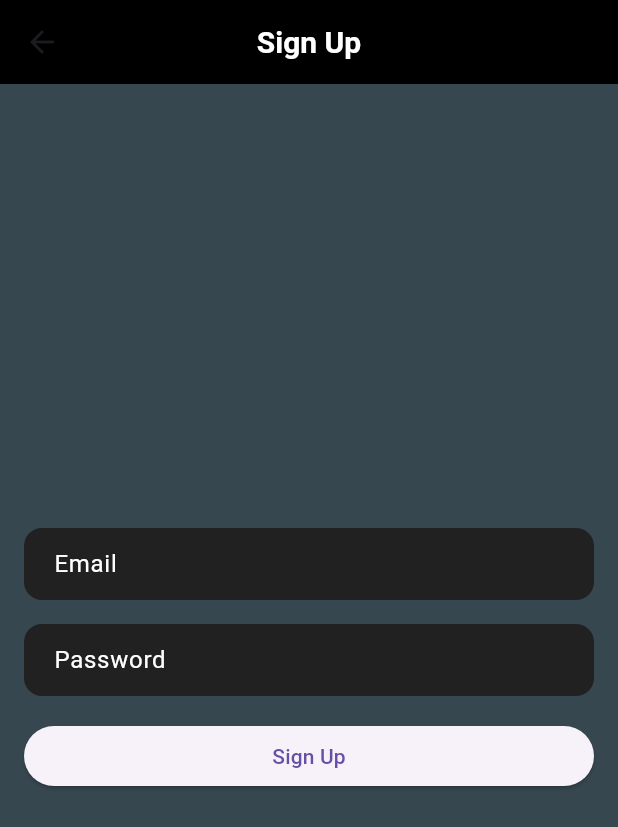
After one commit to TrZXion/FundX, a Flutter app: the SignUpPage screen opened by its route, on a phone screen of 412 x 824 dp. The commit adds this screen. Shown: the top 827 px of the screen. Run offline on Flutter 3.47's test engine with Material 3 defaults, Android fonts, the light colour scheme and no system bars; our stand-ins replace flutter_svg, shared_preferences; accounts and stored records are empty; network calls fail; Roboto replaces fonts that are missing (Poppins).

Commit message:
Signup,signin,stock-list

```diff
--- /dev/null
+++ b/lib/pages/signup.dart
@@ -0,0 +1,120 @@
+import 'package:flutter/material.dart';
+import 'package:http/http.dart' as http;
+import 'dart:convert';
+
+class SignUpPage extends StatelessWidget {
+  const SignUpPage({Key? key}) : super(key: key);
+
+  Future<void> _signUp(
+      BuildContext context, String email, String password) async {
+    const url = 'http://localhost:3000/signup'; // Update to your backend URL
+
+    try {
+      final response = await http.post(
+        Uri.parse(url),
+        headers: {'Content-Type': 'application/json'},
+        body: jsonEncode({'username': email, 'password': password}),
+      );
+
+      if (response.statusCode == 200) {
+        final responseBody = jsonDecode(response.body);
+        final token = responseBody['token'];
+        // Navigate to the main page or dashboard
+        Navigator.pushReplacementNamed(
+            context, '/stocks'); // Adjust route as needed
+      } else if (response.statusCode == 400) {
+        // If user already exists, navigate to sign-in page
+        ScaffoldMessenger.of(context).showSnackBar(
+          const SnackBar(content: Text('User already exists. Please sign in.')),
+        );
+        Navigator.pushReplacementNamed(
+            context, '/sign-in'); // Adjust route as needed
+      } else {
+        // Handle other errors
+        ScaffoldMessenger.of(context).showSnackBar(
+          SnackBar(content: Text('Sign-up failed: ${response.body}')),
+        );
+      }
+    } catch (error) {
+      // Handle network error
+      ScaffoldMessenger.of(context).showSnackBar(
+        SnackBar(content: Text('Error: $error')),
+      );
+    }
+  }
+
+  @override
+  Widget build(BuildContext context) {
+    final TextEditingController emailController = TextEditingController();
+    final TextEditingController passwordController = TextEditingController();
+
+    return Scaffold(
+      appBar: AppBar(
+        title: const Text(
+          'Sign Up',
+          style: TextStyle(
+              color: Colors.white, fontSize: 20, fontWeight: FontWeight.bold),
+        ),
+        backgroundColor: Colors.black,
+        elevation: 0.0,
+        centerTitle: true,
+      ),
+      body: Container(
+        color: Colors.blueGrey.shade800,
+        padding: const EdgeInsets.all(16.0),
+        child: Column(
+          mainAxisAlignment: MainAxisAlignment.center,
+          crossAxisAlignment: CrossAxisAlignment.stretch,
+          children: [
+            TextField(
+              controller: emailController,
+              decoration: InputDecoration(
+                filled: true,
+                fillColor: Colors.grey[900],
+                labelText: 'Email',
+                labelStyle: const TextStyle(color: Colors.white),
+                hintText: 'Enter your email',
+                hintStyle: const TextStyle(color: Colors.white60),
+                border: OutlineInputBorder(
+                  borderRadius: BorderRadius.circular(12),
+                  borderSide: BorderSide.none,
+                ),
+                contentPadding:
+                    const EdgeInsets.symmetric(horizontal: 16, vertical: 12),
+              ),
+              keyboardType: TextInputType.emailAddress,
+              style: const TextStyle(color: Colors.white),
+            ),
+            const SizedBox(height: 16.0),
+            TextField(
+              controller: passwordController,
+              decoration: InputDecoration(
+                filled: true,
+                fillColor: Colors.grey[900],
+                labelText: 'Password',
+                labelStyle: const TextStyle(color: Colors.white),
+                hintText: 'Enter your password',
+                hintStyle: const TextStyle(color: Colors.white60),
+                border: OutlineInputBorder(
+                  borderRadius: BorderRadius.circular(12),
+                  borderSide: BorderSide.none,
+                ),
+                contentPadding:
+                    const EdgeInsets.symmetric(horizontal: 16, vertical: 12),
+              ),
+              obscureText: true,
+              style: const TextStyle(color: Colors.white),
+            ),
+            const SizedBox(height: 16.0),
+            ElevatedButton(
+              onPressed: () {
+                _signUp(context, emailController.text, passwordController.text);
+              },
+              child: const Text('Sign Up'),
+            ),
+          ],
+        ),
+      ),
+    );
+  }
+}
--- a/pubspec.yaml
+++ b/pubspec.yaml
@@ -32,6 +32,7 @@ dependencies:
 
   # The following adds the Cupertino Icons font to your application.
   # Use with the CupertinoIcons class for iOS style icons.
+  shared_preferences: ^2.0.9
   cupertino_icons: ^1.0.2
   flutter_svg: 1.0.3
   provider: ^6.0.1
```
Also changed, not shown: lib/main.dart (+14 -3 lines), lib/pages/explore_stocks.dart (added, +153 -0 lines), lib/pages/home.dart (+57 -12 lines), lib/pages/stocks.dart (+14 -15 lines), assets/icons/listing_status.csv (added), pubspec.lock, 1 other file.
